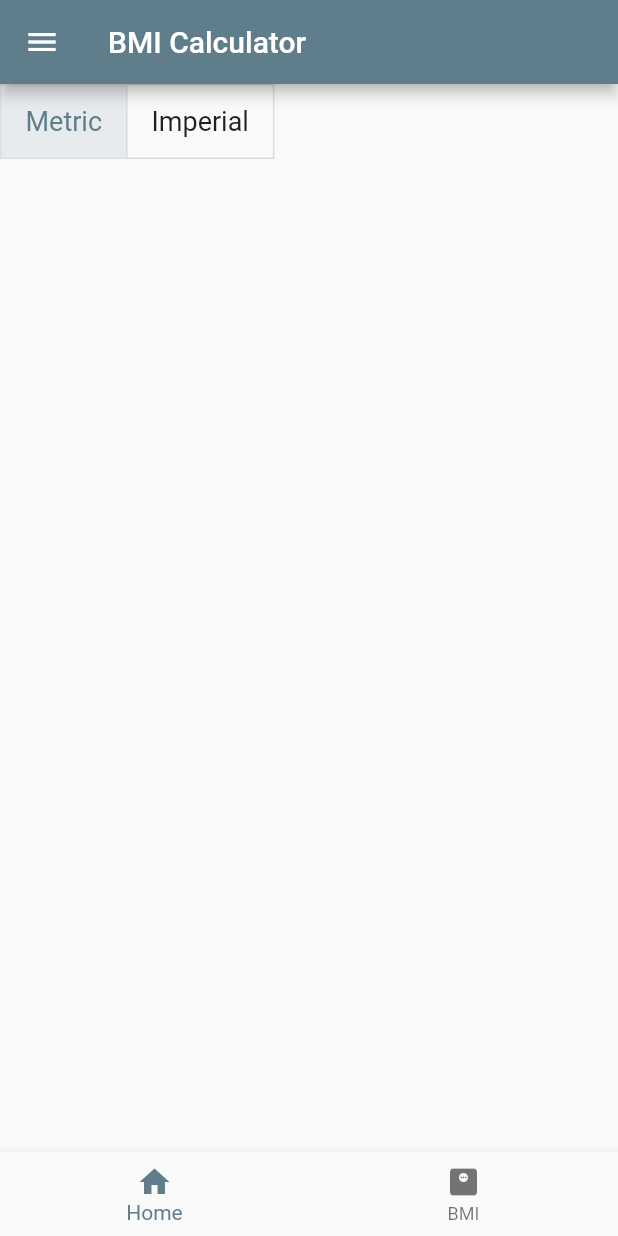
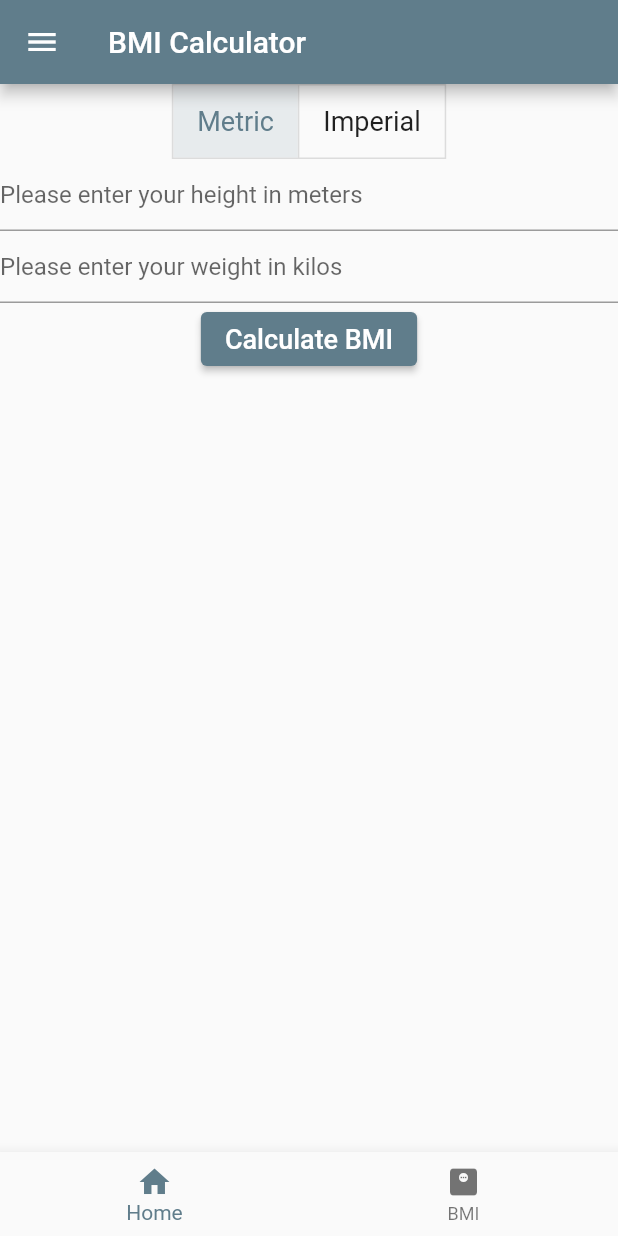
Before and after one commit to JALoquacious/flutter-globo_fitness-demo, a Flutter app: the screen it shows after launch, item 2 of the bottom bar chosen, after a tap on "Metric", on a phone screen of 412 x 824 dp. Run offline on Flutter 3.47's test engine with Material 2 defaults, Android fonts, the phone set to English and light mode, and no system bars.

Commit message:
Finish BMI screen UI by adding height & weight text fields and result button

```diff
--- a/lib/screens/bmi_screen.dart
+++ b/lib/screens/bmi_screen.dart
@@ -10,9 +10,13 @@ class BmiScreen extends StatefulWidget {
 }
 
 class _BmiScreenState extends State<BmiScreen> {
+  TextEditingController txtHeight = TextEditingController();
+  TextEditingController txtWeight = TextEditingController();
   final double fontSize = 18;
   late List<bool> isSelected;
   String result = '';
+  String heightMessage = '';
+  String weightMessage = '';
   bool isMetric = true;
   bool isImperial = false;
   double? height;
@@ -26,6 +30,9 @@ class _BmiScreenState extends State<BmiScreen> {
 
   @override
   Widget build(BuildContext context) {
+    heightMessage = 'Please enter your height in ' + (isMetric ? 'meters' : 'inches');
+    weightMessage = 'Please enter your weight in ' + (isMetric ? 'kilos' : 'pounds');
+
     return Scaffold(
       appBar: AppBar(title: const Text('BMI Calculator')),
       drawer: const MenuDrawer(),
@@ -44,21 +51,38 @@ class _BmiScreenState extends State<BmiScreen> {
               ),
             ],
             isSelected: [isMetric, isImperial],
-            onPressed: (value) {
-              if (value == 0) {
-                isMetric = true;
-                isImperial = false;
-              } else {
-                isMetric = false;
-                isImperial = true;
-              }
-              setState(() {
-                isSelected = [isMetric, isImperial];
-              });
-            },
+            onPressed: toggleMeasure,
           ),
+          TextField(
+            controller: txtHeight,
+            keyboardType: TextInputType.number,
+            decoration: InputDecoration(hintText: heightMessage)
+          ),
+          TextField(
+            controller: txtWeight,
+            keyboardType: TextInputType.number,
+            decoration: InputDecoration(hintText: weightMessage)
+          ),
+          ElevatedButton(
+            onPressed: () {},
+            child: Text('Calculate BMI', style: TextStyle(fontSize: fontSize))
+          ),
+          Text(result, style: TextStyle(fontSize: fontSize))
         ],
       ),
     );
   }
+
+  void toggleMeasure(value) {
+    if (value == 0) {
+      isMetric = true;
+      isImperial = false;
+    } else {
+      isMetric = false;
+      isImperial = true;
+    }
+    setState(() {
+      isSelected = isSelected;
+    });
+  }
 }
```
